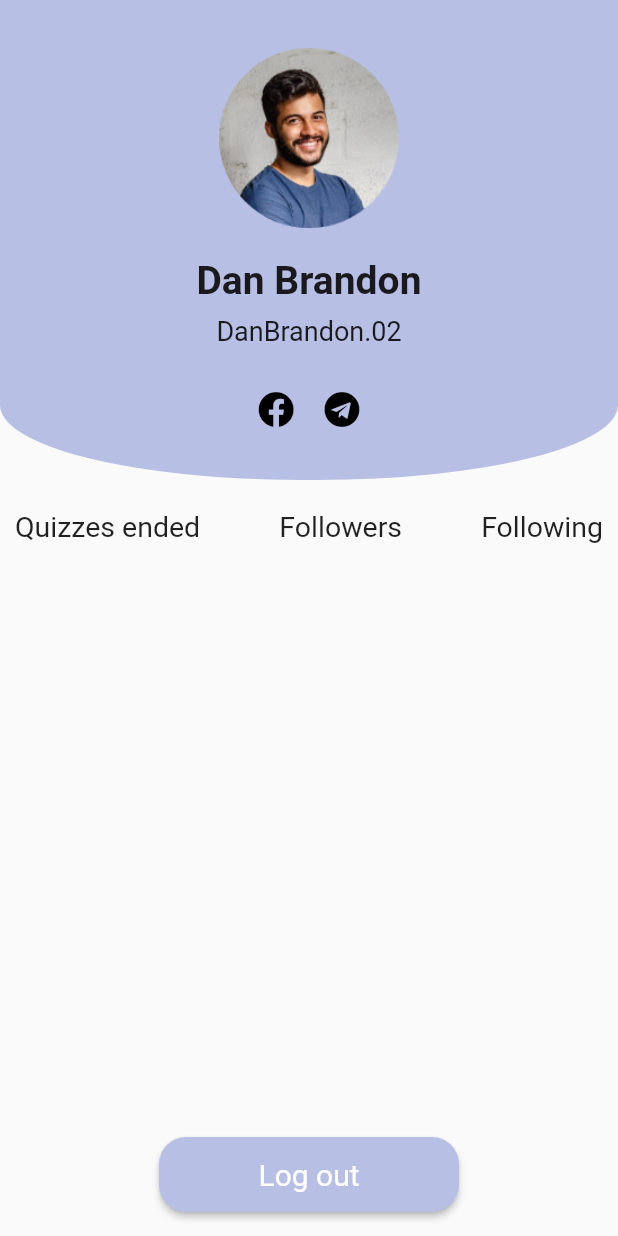
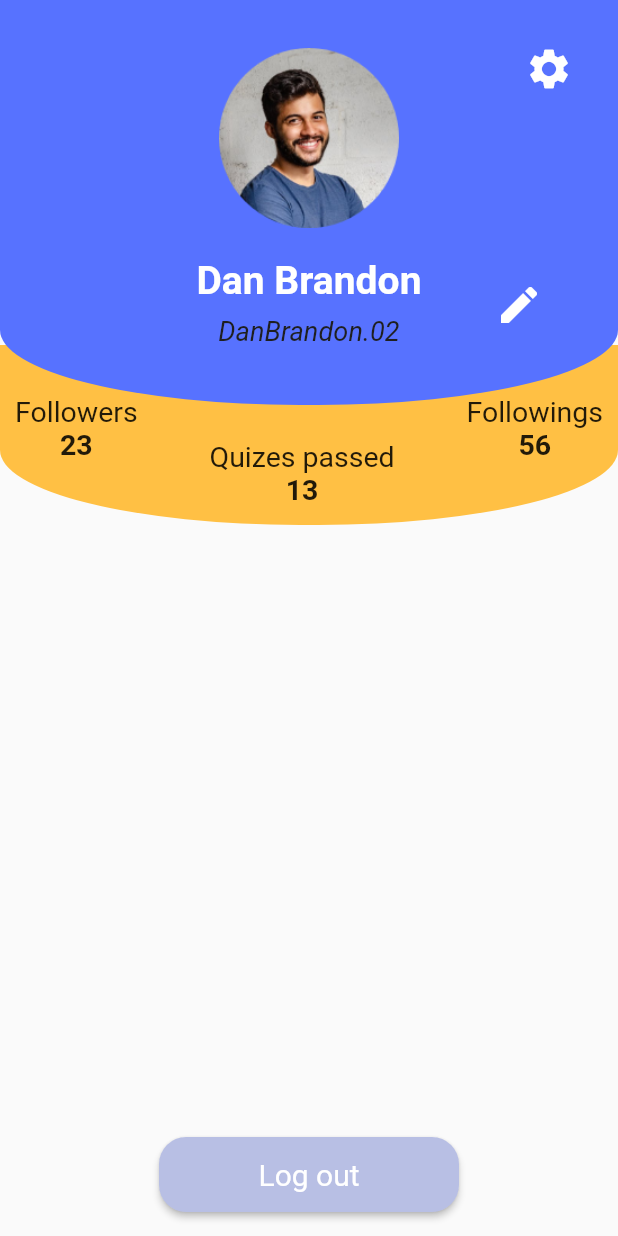
Before and after one commit to Majestr32/unrelatedapp, a Flutter app: the ProfilePage screen opened by its route, on a phone screen of 412 x 824 dp. Run offline on Flutter 3.47's test engine with Material 2 defaults, Android fonts, the phone set to English and light mode, and no system bars; our stand-ins replace flutter_feather_icons, font_awesome_flutter.

Commit message:
Updated upper profile

```diff
--- a/lib/screens/profile.dart
+++ b/lib/screens/profile.dart
@@ -14,27 +14,30 @@ class _ProfilePageState extends State<ProfilePage> {
         body: Column(
       children: [
         _firstWidget(),
-            SizedBox(height: 20,),
-            _secondWidget(),
+        SizedBox(
+          height: 20,
+        ),
         Spacer(),
         _thirdWidget(),
-
-
       ],
-        )
-    );
+    ));
   }
 
   Widget _firstWidget() {
-    return Align(
+    return Container(
+      height: 350,
+      child: Stack(
+        children: [
+          _bottomOfTopBar(),
+          Align(
             alignment: Alignment.topCenter,
             child: Container(
               width: MediaQuery.of(context).size.width,
-        height: 320,
+              height: 270,
               decoration: BoxDecoration(
-            color: Color(0xffB8BFE4),
-            borderRadius: BorderRadius.vertical(bottom: Radius.elliptical(200,50))
-        ),
+                  color: Color(0xFF5772FF),
+                  borderRadius:
+                      BorderRadius.vertical(bottom: Radius.elliptical(200, 50))),
               child: Column(
                 children: [
                   Container(
@@ -43,43 +46,122 @@ class _ProfilePageState extends State<ProfilePage> {
                         width: 120,
                         height: 120,
                       ),
-                margin: EdgeInsets.only(top: 32)
-            ),
+                      margin: EdgeInsets.only(top: 32)),
                   SizedBox(height: 20),
-            Text("Dan Brandon",
-              style: TextStyle(
-                  fontSize: 26, fontWeight: FontWeight.bold
-              ),),
-            SizedBox(height: 8,),
-            Text("DanBrandon.02", style: TextStyle(fontSize: 18),),
-            SizedBox(height: 30,),
+                  Stack(children: [
                     Row(
                       mainAxisAlignment: MainAxisAlignment.center,
                       children: [
-                Icon(FontAwesomeIcons.facebook, color: Color(0xff000000),),
-                SizedBox(width: 20,),
-                Icon(FontAwesomeIcons.telegram, color: Color(0xff000000),),
+                        Column(
+                          children: [
+                            Text(
+                              "Dan Brandon",
+                              style: TextStyle(
+                                  fontSize: 26,
+                                  fontWeight: FontWeight.bold,
+                                  color: Colors.white),
+                            ),
+                            SizedBox(
+                              height: 8,
+                            ),
+                            Text(
+                              "DanBrandon.02",
+                              style: TextStyle(
+                                  fontSize: 18,
+                                  fontStyle: FontStyle.italic,
+                                  color: Color(0xFF1F1F1F)),
+                            ),
+                            SizedBox(
+                              height: 30,
+                            ),
                           ],
                         ),
-
+                      ],
+                    ),
+                    Positioned(
+                      right: 50,
+                      top: 15,
+                      child: Icon(
+                        Icons.mode_edit,
+                        color: Colors.white,
+                        size: 32,
+                      ),
+                    ),
+                  ]),
                 ],
               ),
             ),
+          ),
+          Positioned(
+              right: 30,
+              top: 30,
+              child: Icon(Icons.settings, color: Colors.white, size: 32)),
+        ],
+      ),
     );
   }
-
+  Widget _bottomOfTopBar(){
+    return Align(alignment: Alignment.bottomCenter,
+      child: Container(
+        decoration: BoxDecoration(
+            color: Color(0xFFFFC044),
+            borderRadius: BorderRadius.vertical(bottom: Radius.elliptical(200, 50))),
+        width: MediaQuery.of(context).size.width,
+        height: 120,
+        child: _secondWidget(),
+      ),);
+  }
   Widget _secondWidget() {
     return Padding(
       padding: const EdgeInsets.symmetric(horizontal: 10),
+      child: Container(
+        margin: EdgeInsets.only(top: 33),
         child: Row(
           mainAxisAlignment: MainAxisAlignment.spaceBetween,
           children: [
-          Text("Quizzes ended", style: TextStyle(fontSize: 19),),
-          Text("Followers", style: TextStyle(fontSize: 19),),
-          Text("Following", style: TextStyle(fontSize: 19),)
+            Column(
+              children: [
+                Text(
+                  "Followers",
+                  style: TextStyle(fontSize: 19),
+                ),
+                Text(
+                  "23",
+                  style: TextStyle(fontSize: 19,
+                      fontWeight: FontWeight.bold),
+                ),
               ],
-
-
+            ),
+            Container(
+              margin: EdgeInsets.only(top: 30),
+              child: Column(
+                children: [
+                  Text(
+                    "Quizes passed",
+                    style: TextStyle(fontSize: 19),
+                  ),
+                  Text(
+                    "13",
+                    style: TextStyle(fontSize: 19,fontWeight: FontWeight.bold),
+                  ),
+                ],
+              ),
+            ),
+            Column(
+              children: [
+                Text(
+                  "Followings",
+                  style: TextStyle(fontSize: 19,),
+                ),
+                Text(
+                  "56",
+                  style: TextStyle(fontSize: 19,
+                  fontWeight: FontWeight.bold),
+                ),
+              ],
+            ),
+          ],
+        ),
       ),
     );
   }
@@ -90,19 +172,16 @@ class _ProfilePageState extends State<ProfilePage> {
       child: Container(
         margin: EdgeInsets.only(bottom: 16),
         child: ElevatedButton(
-          onPressed: () {  },
+          onPressed: () {},
           style: ElevatedButton.styleFrom(
-              fixedSize: Size(200,50),
+              fixedSize: Size(200, 50),
               primary: Color(0xffB8BFE4),
               shape: RoundedRectangleBorder(
-                  borderRadius: BorderRadius.circular(18)
-              )
+                  borderRadius: BorderRadius.circular(18))),
+          child: Text(
+            "Log out",
+            style: TextStyle(fontSize: 20, fontWeight: FontWeight.normal),
           ),
-          child: Text("Log out",
-            style: TextStyle(
-                fontSize: 20,
-                fontWeight: FontWeight.normal
-            ),),
         ),
       ),
     );
```
Lines whose indentation alone changed are shown as unchanged.
